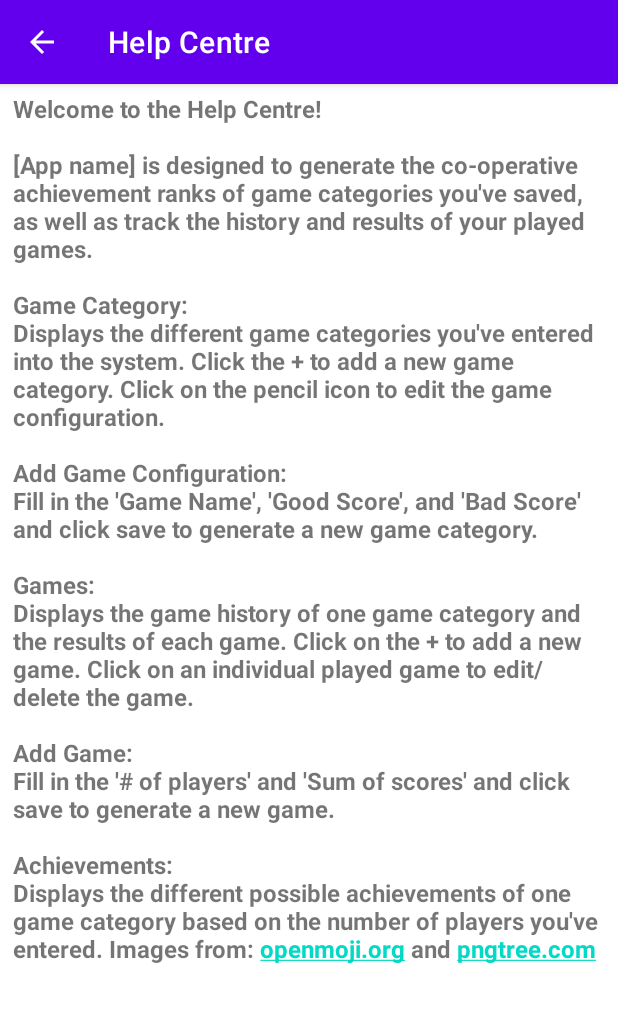
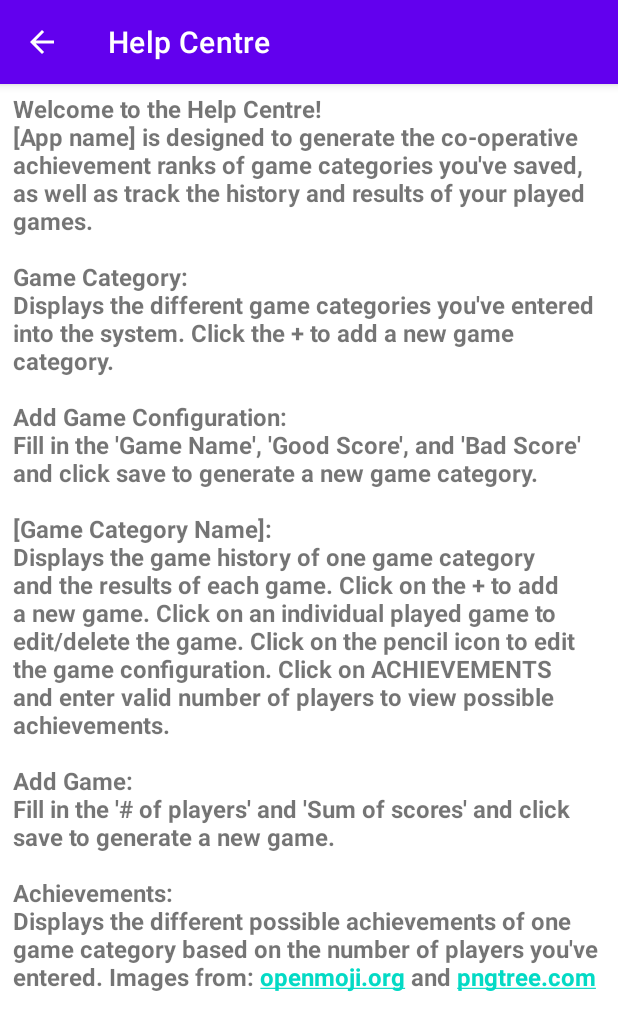
Before and after one commit to mantajdhillon/Game-Manager, an Android app: the HelpActivity screen opened directly, with no data from a screen before it, on a phone screen of 412 x 824 dp. Shown: the top 1031 px of the screen. Run offline under Robolectric (Android 15) with nearby library versions, the phone set to English and light mode, and no system bars.

Commit message:
update Help Centre message

```diff
--- a/app/src/main/res/values/strings.xml
+++ b/app/src/main/res/values/strings.xml
@@ -27,7 +27,7 @@
 
     <!--Help Screen-->
     <string name="help_activity_title">Help Centre</string>
-    <string name="help_message">Welcome to the Help Centre!\n\n[App name] is designed to generate the co-operative achievement ranks of game categories you\'ve saved, as well as track the history and results of your played games.\n\nGame Category:\nDisplays the different game categories you\'ve entered into the system. Click the + to add a new game category. Click on the pencil icon to edit the game configuration.\n\nAdd Game Configuration:\nFill in the \'Game Name\', \'Good Score\', and \'Bad Score\' and click save to generate a new game category.\n\nGames:\nDisplays the game history of one game category and the results of each game. Click on the + to add a new game. Click on an individual played game to edit/delete the game.\n\nAdd Game:\nFill in the \'# of players\' and \'Sum of scores\' and click save to generate a new game.\n\nAchievements:\nDisplays the different possible achievements of one game category based on the number of players you\'ve entered. Images from: <a href="https://openmoji.org/">openmoji.org</a> and <a href="https://pngtree.com/">pngtree.com</a></string>
+    <string name="help_message">Welcome to the Help Centre!\n[App name] is designed to generate the co-operative achievement ranks of game categories you\'ve saved, as well as track the history and results of your played games.\n\nGame Category:\nDisplays the different game categories you\'ve entered into the system. Click the + to add a new game category.\n\nAdd Game Configuration:\nFill in the \'Game Name\', \'Good Score\', and \'Bad Score\' and click save to generate a new game category.\n\n[Game Category Name]:\nDisplays the game history of one game category and the results of each game. Click on the + to add a new game. Click on an individual played game to edit/delete the game. Click on the pencil icon to edit the game configuration. Click on ACHIEVEMENTS and enter valid number of players to view possible achievements.\n\nAdd Game:\nFill in the \'# of players\' and \'Sum of scores\' and click save to generate a new game.\n\nAchievements:\nDisplays the different possible achievements of one game category based on the number of players you\'ve entered. Images from: <a href="https://openmoji.org/">openmoji.org</a> and <a href="https://pngtree.com/">pngtree.com</a></string>
 
     <!--Other-->
     <string name="save">save</string>
```
